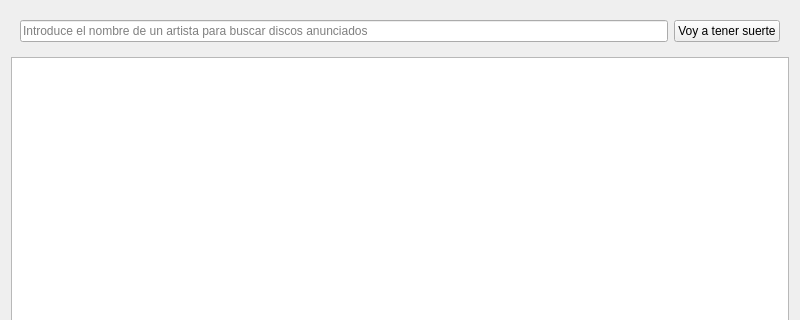
First picture: the form in ui/muspy_releases_module.ui, repository volteret4/mfuz, before the edit; both pictures show x 0 to 800 and y 0 to 320 of the 800 by 600 pixel window.
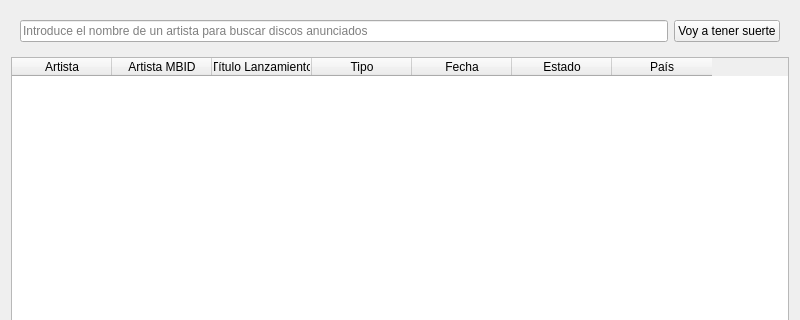
Second picture: the form after the edit. The open tabs and pages were chosen to show the change. Icons and pictures are not drawn.

Commit message: muspy colecciones mb se muestran en tabla

```diff
--- a/ui/muspy_releases_module.ui
+++ b/ui/muspy_releases_module.ui
@@ -67,7 +67,50 @@
         <number>0</number>
        </property>
        <item>
-        <widget class="QTableWidget" name="tabla_musicbrainz_collection"/>
+        <widget class="QTableWidget" name="tabla_musicbrainz_collection">
+         <column>
+          <property name="text">
+           <string>Artista</string>
+          </property>
+         </column>
+         <column>
+          <property name="text">
+           <string>Artista MBID</string>
+          </property>
+         </column>
+         <column>
+          <property name="text">
+           <string>Título Lanzamiento</string>
+          </property>
+         </column>
+         <column>
+          <property name="text">
+           <string>Tipo</string>
+          </property>
+         </column>
+         <column>
+          <property name="text">
+           <string>Fecha</string>
+          </property>
+         </column>
+         <column>
+          <property name="text">
+           <string>Estado</string>
+          </property>
+         </column>
+         <column>
+          <property name="text">
+           <string>País</string>
+          </property>
+         </column>
+        </widget>
+       </item>
+      </layout>
+     </widget>
+     <widget class="QWidget" name="_create_releases_page">
+      <layout class="QVBoxLayout" name="verticalLayout_3">
+       <item>
+        <widget class="QTableWidget" name="tabla_crear_collection"/>
        </item>
       </layout>
      </widget>
```
Left out of the diff: 4 changed lines with no effect on the pictures. The commit also changes 1 other file.
